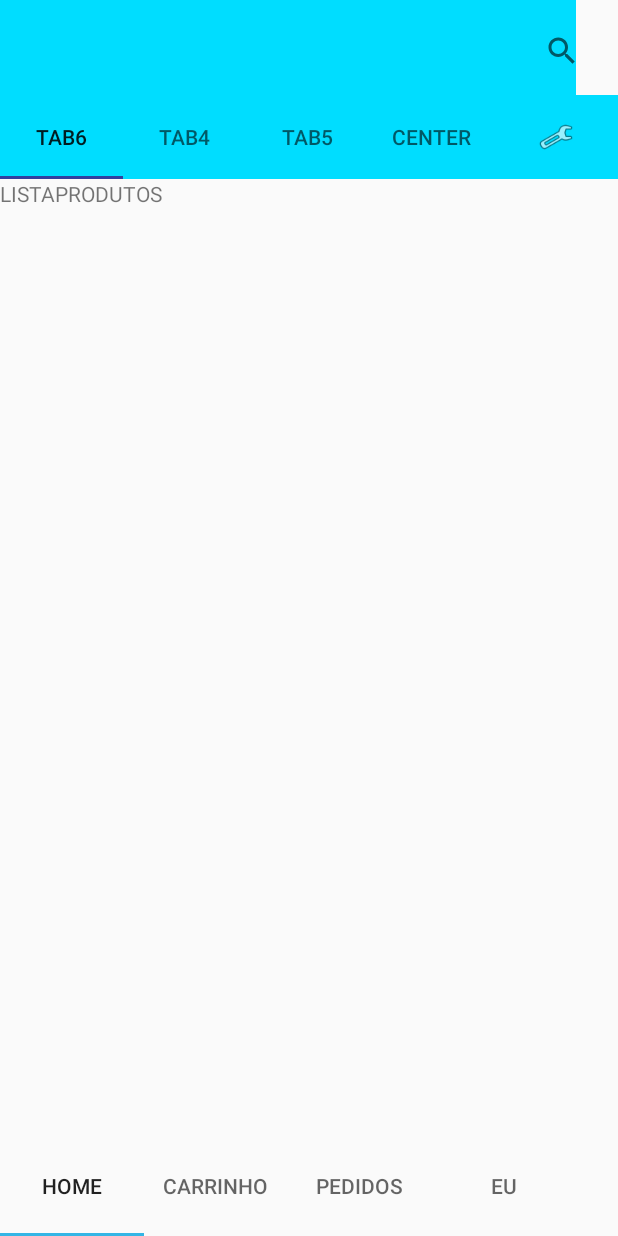
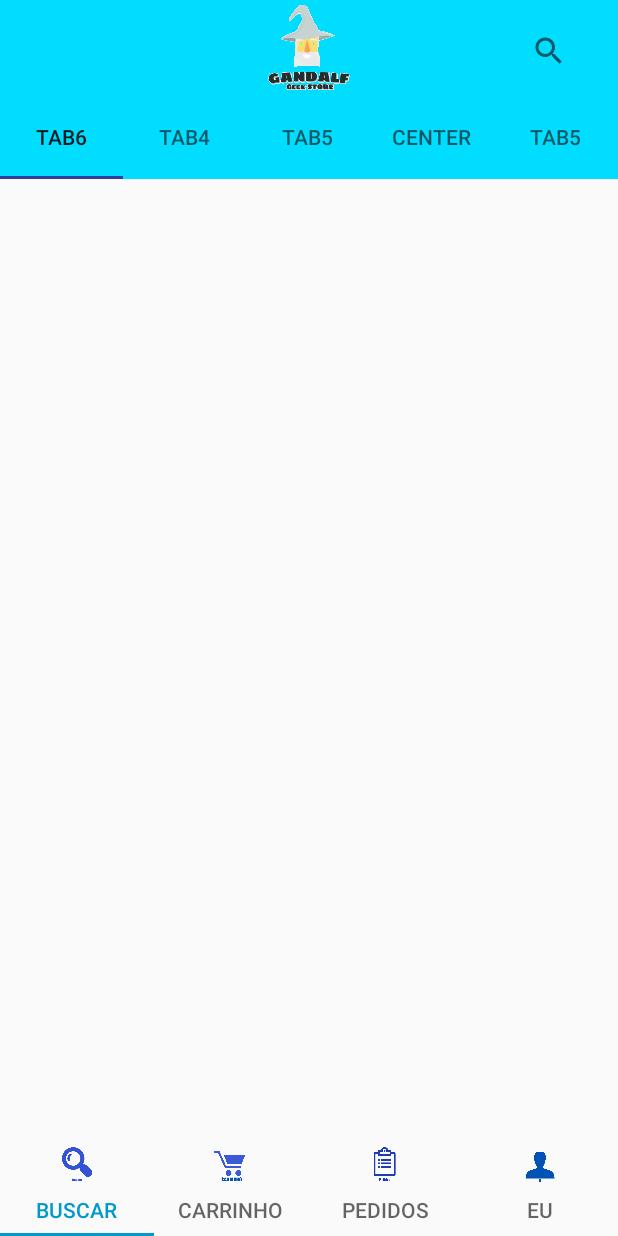
Before and after one commit to URWay/Gandalf-App, an Android app: the Home screen opened directly, with no data from a screen before it, on a phone screen of 412 x 824 dp. Run offline under Robolectric (Android 15) with nearby library versions, the phone set to English and light mode, and no system bars; 3 statements that could not run were skipped.

```diff
--- a/PIQuatro/app/src/main/java/com/senac/luiz/piquatro/Home.java
+++ b/PIQuatro/app/src/main/java/com/senac/luiz/piquatro/Home.java
@@ -64,7 +64,7 @@ private TextView txtfiltro;
 
             }
         });
-
+/*
       // FIM INTENTS
         txtfiltro = (TextView) findViewById(R.id.txtfiltro);
         txtfiltro.setOnClickListener(new View.OnClickListener() {
@@ -84,7 +84,7 @@ private TextView txtfiltro;
                 dialog.show();
             }
         });
-
+*/
 
 
     }
--- a/PIQuatro/app/src/main/res/layout/activity_home.xml
+++ b/PIQuatro/app/src/main/res/layout/activity_home.xml
@@ -28,7 +28,8 @@
         tools:layout_editor_absoluteX="0dp"
         android:id="@+id/toolbar"
         android:layout_alignParentTop="true"
-        android:layout_alignParentStart="true" />
+        android:layout_alignParentStart="true"
+        android:layout_alignParentEnd="true" />
 
     <SearchView
         android:layout_width="50dp"
@@ -36,8 +37,9 @@
         tools:layout_editor_absoluteY="0dp"
         tools:layout_editor_absoluteX="334dp"
         android:layout_alignParentTop="true"
+        android:id="@+id/searchView"
         android:layout_alignParentEnd="true"
-        android:layout_marginEnd="11dp" />
+        android:layout_toEndOf="@+id/imageView17" />
 
     <android.support.v7.widget.Toolbar
         android:layout_width="match_parent"
@@ -81,54 +83,65 @@
             android:text="Center" />
 
         <android.support.design.widget.TabItem
+            android:id="@+id/txtfiltro"
             android:layout_width="wrap_content"
             android:layout_height="wrap_content"
-            android:icon="@android:drawable/ic_menu_manage"
-            android:id="@+id/txtfiltro" />
+            android:text="Tab5" />
+
     </android.support.design.widget.TabLayout>
 
     <android.support.design.widget.TabLayout
+        android:id="@+id/tabLayout"
         android:layout_width="384dp"
         android:layout_height="67dp"
+        app:tabIndicatorColor="@android:color/holo_blue_dark"
+        app:tabSelectedTextColor="@android:color/holo_blue_dark"
+        tools:layout_editor_absoluteX="0dp"
         tools:layout_editor_absoluteY="500dp"
-        tools:layout_editor_absoluteX="0dp"
-        app:tabIndicatorColor="@android:color/holo_blue_light"
         android:layout_alignParentBottom="true"
-        android:layout_alignParentStart="true">
+        android:layout_alignParentStart="true"
+        android:layout_alignParentEnd="true">
 
         <android.support.design.widget.TabItem
+            android:id="@+id/tabItem"
             android:layout_width="wrap_content"
             android:layout_height="wrap_content"
-            android:text="Home" />
+            android:icon="@drawable/search"
+            android:text="Buscar" />
 
         <android.support.design.widget.TabItem
+            android:id="@+id/etxtcarrinho"
             android:layout_width="wrap_content"
             android:layout_height="wrap_content"
-            android:id="@+id/etxtcarrinho"
+            android:icon="@drawable/carrinho"
             android:text="Carrinho" />
 
         <android.support.design.widget.TabItem
+            android:id="@+id/etxtpedidos"
             android:layout_width="wrap_content"
             android:layout_height="wrap_content"
-            android:id="@+id/etxtpedidos"
+            android:icon="@drawable/lista"
             android:text="Pedidos" />
 
         <android.support.design.widget.TabItem
+            android:id="@+id/etxtconta"
             android:layout_width="wrap_content"
             android:layout_height="wrap_content"
-            android:id="@+id/etxtconta"
+            android:icon="@drawable/user"
             android:text="EU" />
-
     </android.support.design.widget.TabLayout>
 
-    <TextView
-        android:text="LISTAPRODUTOS"
+    <ImageView
+        android:id="@+id/imageView17"
         android:layout_width="wrap_content"
         android:layout_height="wrap_content"
-        android:id="@+id/txtlistaprod"
-        android:layout_alignParentStart="true"
-        android:layout_alignParentEnd="true"
-        android:layout_below="@+id/toolbar3"
-        android:layout_alignParentBottom="true" />
+        android:layout_centerHorizontal="true"
+        app:srcCompat="@drawable/logogandalf"
+        android:layout_above="@+id/toolbar3"
+        android:layout_alignParentTop="true" />
+
+
+
+
 
 </RelativeLayout>
--- a/PIQuatro/build.gradle
+++ b/PIQuatro/build.gradle
@@ -5,7 +5,7 @@ buildscript {
         jcenter()
     }
     dependencies {
-        classpath 'com.android.tools.build:gradle:2.2.3'
+        classpath 'com.android.tools.build:gradle:2.3.3'
 
         // NOTE: Do not place your application dependencies here; they belong
         // in the individual module build.gradle files
```
Also changed, not shown: PIQuatro/app/src/main/res/layout/activity_first_time.xml (+8 -7 lines), PIQuatro/app/src/main/res/layout/activity_login.xml (+28 -9 lines), PIQuatro/app/src/main/res/layout/activity_login_reg.xml (+22 -13 lines), PIQuatro/app/src/main/res/drawable-hdpi/carrinho.png (added), PIQuatro/app/src/main/res/drawable-hdpi/lista.png (added), PIQuatro/app/src/main/res/drawable-hdpi/logogandalf.png (added), PIQuatro/app/src/main/res/drawable-hdpi/password.png (added), PIQuatro/app/src/main/res/drawable-hdpi/search.png (added), PIQuatro/app/src/main/res/drawable-hdpi/user.png (added), PIQuatro/app/src/main/res/drawable-hdpi/user2.png (added), PIQuatro/gradle/wrapper/gradle-wrapper.properties, 1 other file.
